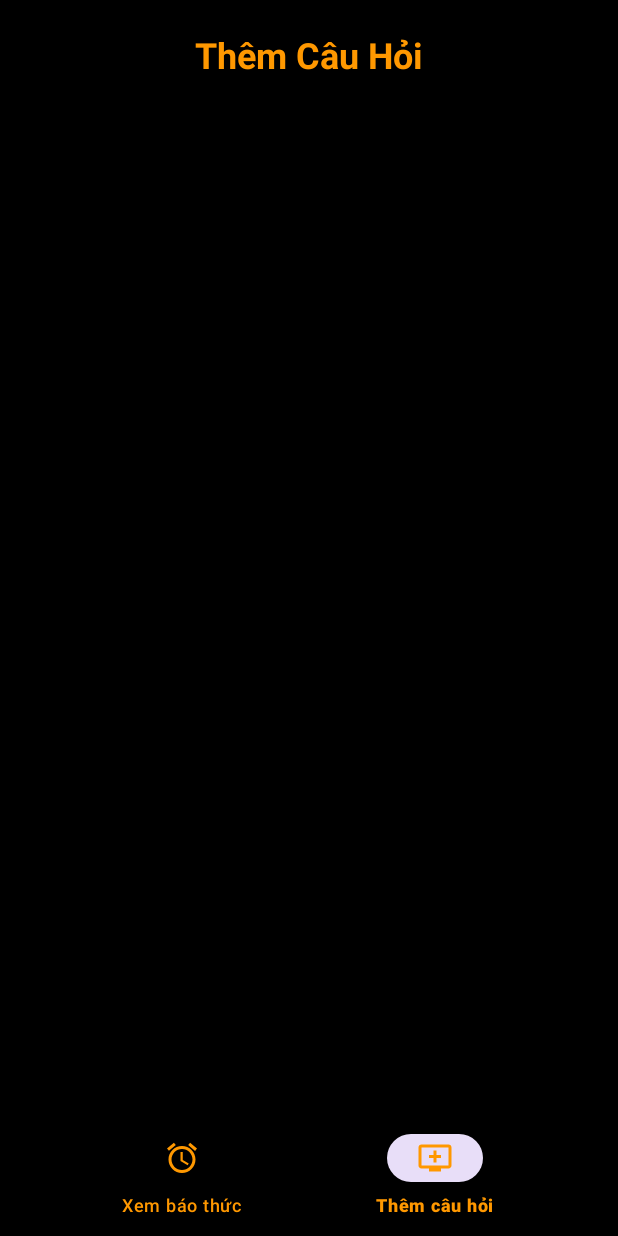
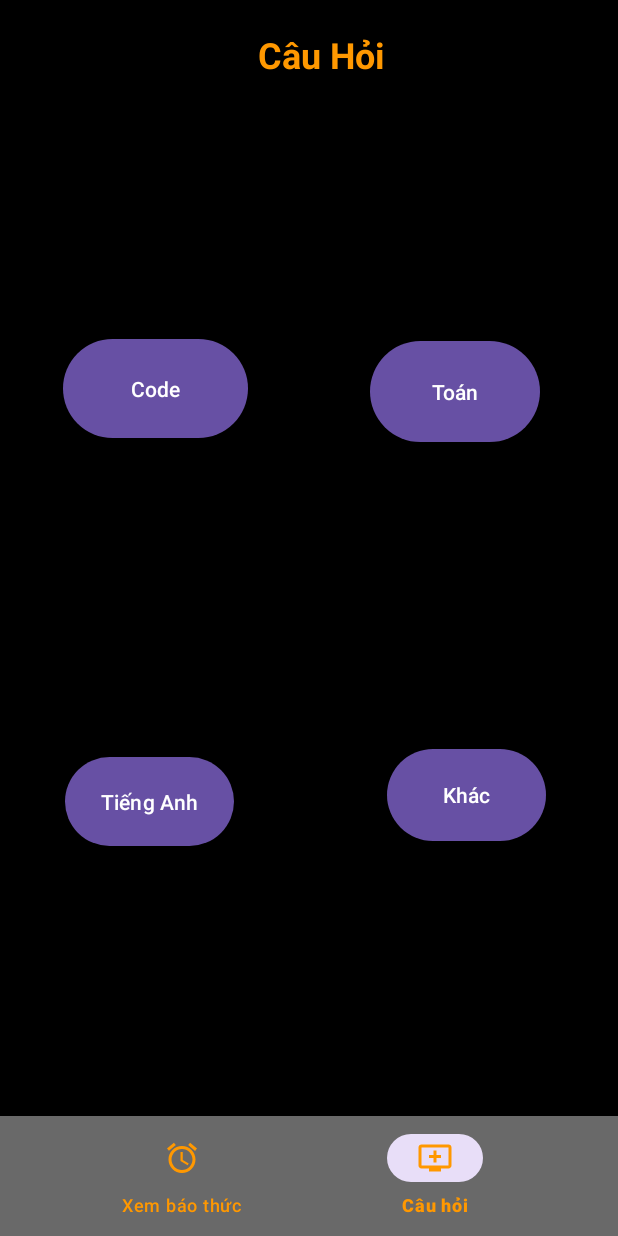
Before and after one commit to HandQ2212/ProCodeWake, an Android app: the ThemCauHoiActivity screen opened directly, with no data from a screen before it, on a phone screen of 412 x 824 dp. Run offline under Robolectric (Android 15) with nearby library versions, the phone set to English and light mode, and no system bars.

Commit message:
update: them tuy chon lap lai va chon chu de

```diff
--- /dev/null
+++ b/app/src/main/java/enumAll/DayOfWeek.java
@@ -0,0 +1,5 @@
+package enumAll;
+
+public enum DayOfWeek{
+    SUNDAY, MONDAY, TUESDAY, WEDNESDAY, THURSDAY, FRIDAY, SATURDAY
+}
--- a/app/src/main/res/layout/them_cac_cau_hoi.xml
+++ b/app/src/main/res/layout/them_cac_cau_hoi.xml
@@ -10,21 +10,63 @@
         android:id="@+id/tvTitle"
         android:layout_width="wrap_content"
         android:layout_height="wrap_content"
-        android:text="Thêm Câu Hỏi"
+        android:layout_alignParentEnd="true"
+        android:layout_marginTop="20dp"
+        android:layout_marginEnd="155dp"
+        android:text="Câu Hỏi"
+        android:textColor="#FF9800"
         android:textSize="24sp"
-        android:textColor="#FF9800"
-        android:textStyle="bold"
-        android:layout_centerHorizontal="true"
-        android:layout_marginTop="20dp"/>
+        android:textStyle="bold" />
 
     <com.google.android.material.bottomnavigation.BottomNavigationView
         android:id="@+id/bottom_navigation"
         android:layout_width="match_parent"
         android:layout_height="wrap_content"
-        android:background="#000000"
+        android:background="#696969"
         android:layout_alignParentBottom="true"
         app:itemTextColor = "#FF9800"
         app:itemIconTint="#FF9800"
         app:menu="@menu/bottom_nav_menu"
         />
+
+    <Button
+        android:id="@+id/button2"
+        android:layout_width="113dp"
+        android:layout_height="75dp"
+        android:layout_alignParentTop="true"
+        android:layout_alignParentEnd="true"
+        android:layout_marginTop="223dp"
+        android:layout_marginEnd="52dp"
+        android:text="Toán" />
+
+    <Button
+        android:id="@+id/button4"
+        android:layout_width="106dp"
+        android:layout_height="69dp"
+        android:layout_alignParentEnd="true"
+        android:layout_alignParentBottom="true"
+        android:layout_marginEnd="48dp"
+        android:layout_marginBottom="259dp"
+        android:text="Khác" />
+
+    <Button
+        android:id="@+id/button3"
+        android:layout_width="wrap_content"
+        android:layout_height="67dp"
+        android:layout_alignParentStart="true"
+        android:layout_alignParentBottom="true"
+        android:layout_marginStart="43dp"
+        android:layout_marginBottom="256dp"
+        android:text="Tiếng Anh" />
+
+    <Button
+        android:id="@+id/button"
+        android:layout_width="123dp"
+        android:layout_height="74dp"
+        android:layout_alignParentStart="true"
+        android:layout_alignParentTop="true"
+        android:layout_marginStart="42dp"
+        android:layout_marginTop="222dp"
+        android:text="Code" />
+
 </RelativeLayout>
--- a/app/src/main/res/menu/bottom_nav_menu.xml
+++ b/app/src/main/res/menu/bottom_nav_menu.xml
@@ -9,6 +9,6 @@
     <item
         android:id="@+id/nav_them_cau_hoi"
         android:icon="@drawable/question"
-        android:title="Thêm câu hỏi"/>
+        android:title="Câu hỏi"/>
 
 </menu>
```
Also changed, not shown: app/src/main/java/com/example/procodewake2/DatBaoThucActivity.java (+88 -5 lines), app/src/main/java/com/example/procodewake2/TimeAlarm.java (added, +62 -0 lines), app/src/main/res/layout/activity_main.xml (+37 -29 lines), app/src/main/res/layout/dat_bao_thuc.xml (+55 -58 lines).
